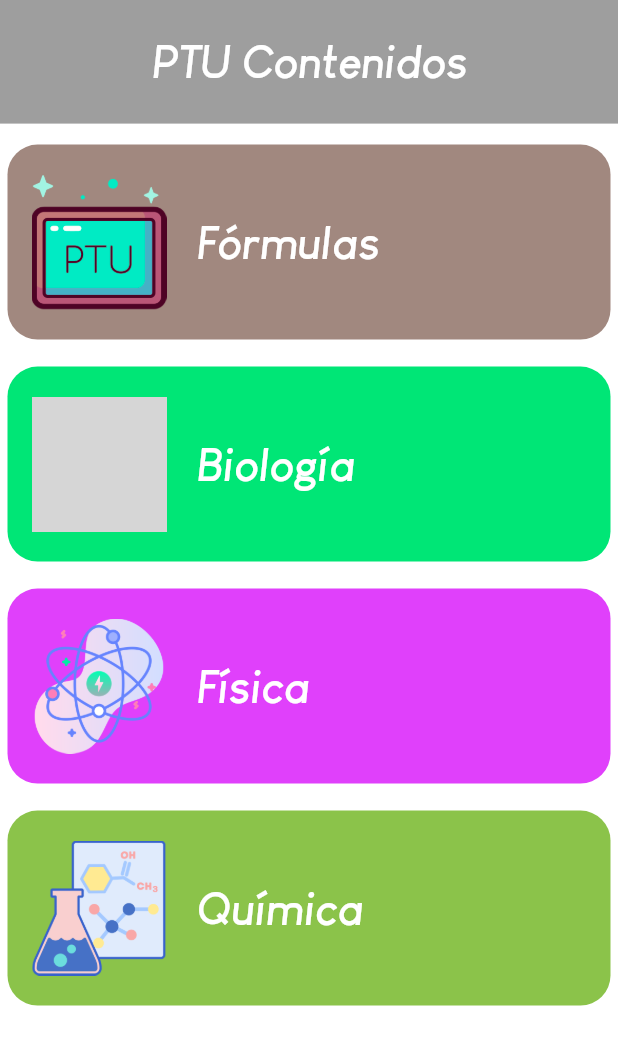
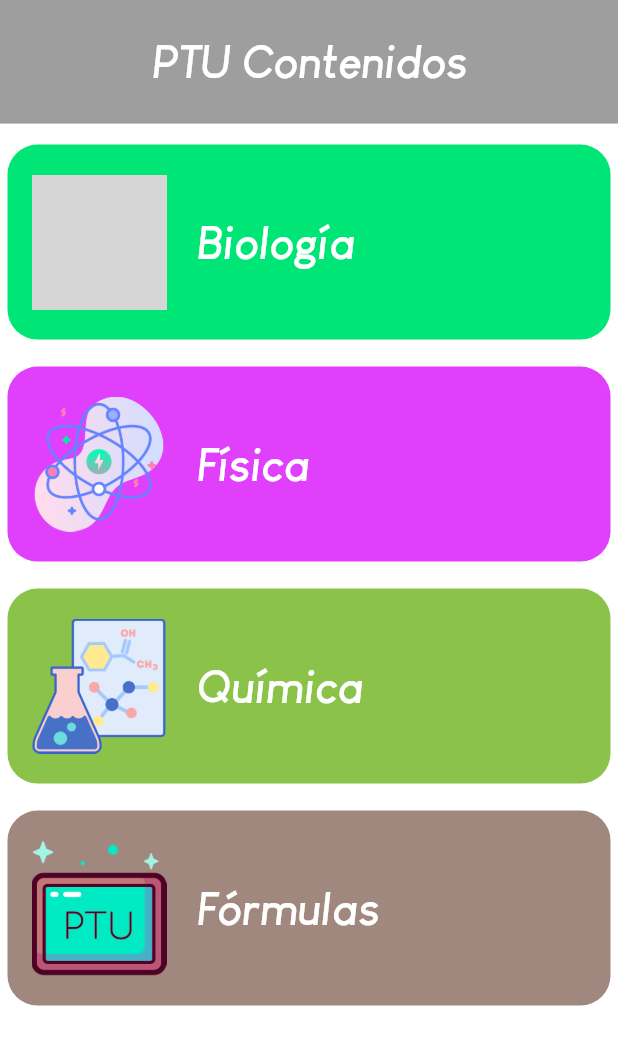
Before and after one commit to JordiDeSanta/PTUContenidos, a Flutter app: the screen it shows after launch, on a phone screen of 412 x 824 dp. Shown: the top 1045 px of the screen. Run offline on Flutter 3.47's test engine with Material 2 defaults, Android fonts, the phone set to English and light mode, and no system bars; drawn by our look-alikes of google_mobile_ads; missing offline and left inert: pdf_render; network calls fail; grey boxes are pictures that could not be loaded.

Commit message:
Adding ads and icons

```diff
--- a/lib/pages/home_page.dart
+++ b/lib/pages/home_page.dart
@@ -50,10 +50,10 @@ class _HomePageState extends State<HomePage> {
       body: ListView(
         children: [
           SizedBox(height: 5),
-          fButton(context, styles),
           biology(),
           physics(),
           chemistry(),
+          fButton(context, styles),
           if (banner == null)
             Container()
           else
@@ -312,7 +312,7 @@ Widget physics() {
             ContentArguments(
               title: 'Momentum Lineal e Impulso',
               img: AssetImage('assets/icons/physics/momentum.png'),
-              pdfRoute: '',
+              pdfRoute: 'assets/pdf/Physics/momentum.pdf',
             ),
             ContentArguments(
               title: 'Presión, Arquímedes y Pascal',
@@ -327,13 +327,13 @@ Widget physics() {
           contents: <ContentArguments>[
             ContentArguments(
               title: 'Conservación de la Energía Mecánica',
-              img: AssetImage('assets/icons/physics/waves.png'),
-              pdfRoute: '',
+              img: AssetImage('assets/icons/physics/energy.png'),
+              pdfRoute: 'assets/pdf/Physics/emecanica.pdf',
             ),
             ContentArguments(
               title: 'Trabajo y Potencia',
-              img: AssetImage('assets/icons/physics/waves.png'),
-              pdfRoute: '',
+              img: AssetImage('assets/icons/physics/power.png'),
+              pdfRoute: 'assets/pdf/Physics/trabypot.pdf',
             ),
             ContentArguments(
               title: 'Escalas Termométricas',
```
Also changed, not shown: lib/pages/theme_page.dart (+41 -3 lines), assets/icons/physics/energy.png (added), assets/icons/physics/power.png (added), 2 other files.
